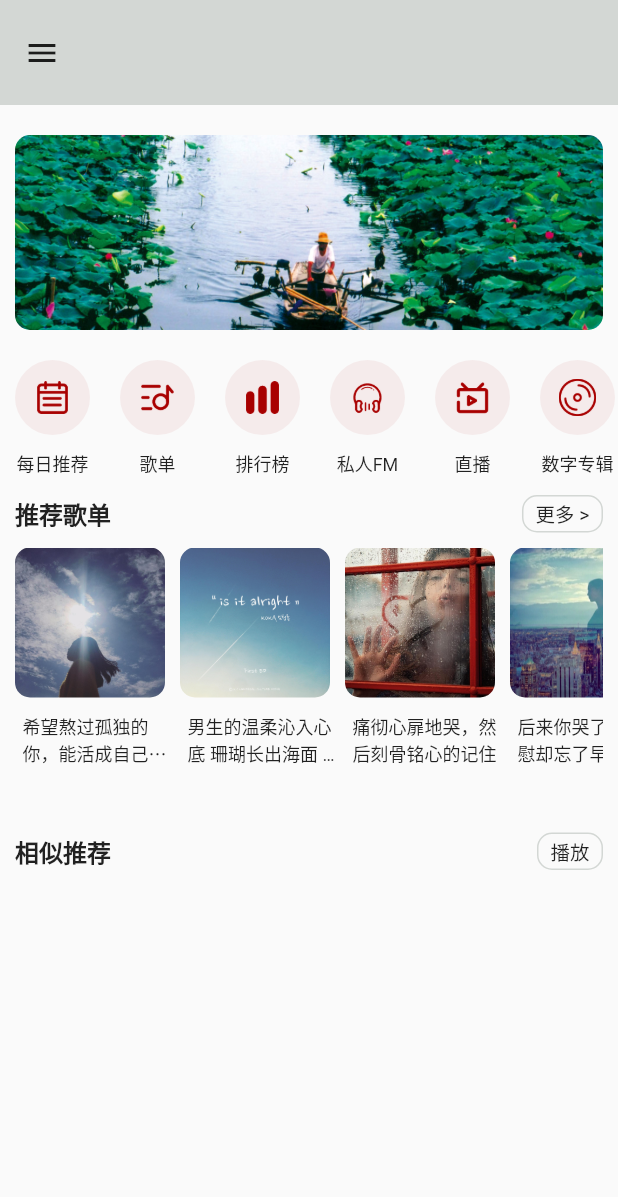
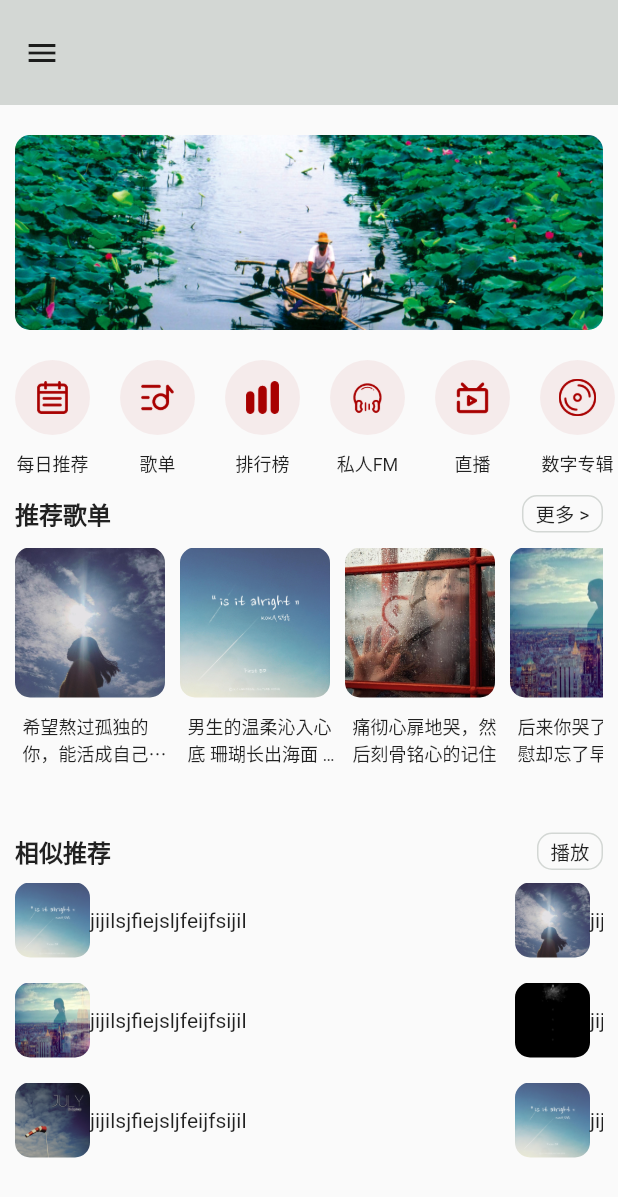
Before and after one commit to micki-zhou/black_bear, a Flutter app: the ExplorePage screen opened directly, on a phone screen of 412 x 824 dp. Shown: the top 1197 px of the screen. Run offline on Flutter 3.47's test engine with Material 2 defaults, Android fonts, the phone set to English and light mode, and no system bars; our stand-ins replace event_bus, shared_preferences, simple_animations; accounts and stored records are empty.

Commit message:
update gridview

```diff
--- a/lib/ui/home/explore.dart
+++ b/lib/ui/home/explore.dart
@@ -18,6 +18,7 @@ class _ExplorePageState extends State<ExplorePage> {
   BannerData bannerData;
   DailyRecommendData dailyRecommendData;
   RecommendSongSheetData recommendSongSheetData;
+  SimilarRecommendData similarRecommendData;
 
   @override
   void initState() {
@@ -26,6 +27,7 @@ class _ExplorePageState extends State<ExplorePage> {
     bannerData = getBannerData();
     dailyRecommendData = getDailyRecommendData();
     recommendSongSheetData = getRecommendSongSheetdata();
+    similarRecommendData = getSimilarRecommendData();
 
     pageController = PageController(initialPage: 0);
     timer = Timer.periodic(const Duration(seconds: 3), (timer) {
@@ -48,7 +50,8 @@ class _ExplorePageState extends State<ExplorePage> {
   @override
   Widget build(BuildContext context) {
     return Scaffold(
-      body: Column(
+      body: SingleChildScrollView(
+        child: Column(
           mainAxisAlignment: MainAxisAlignment.start,
           crossAxisAlignment: CrossAxisAlignment.start,
           children: <Widget>[
@@ -58,6 +61,7 @@ class _ExplorePageState extends State<ExplorePage> {
             _recommendSongSheet(),
             _similarRecommend(),
           ],
+        ),
       ),
     );
   }
@@ -210,7 +214,7 @@ class _ExplorePageState extends State<ExplorePage> {
             child: ListView.builder(
               scrollDirection: Axis.horizontal,
               itemCount: recommendSongSheetData.data.length,
-              itemBuilder: (BuildContext context, int index) {
+              itemBuilder: (context, index) {
                 return _recommendSongSheetItem(index);
               },
             ),
@@ -224,8 +228,6 @@ class _ExplorePageState extends State<ExplorePage> {
   Widget _recommendSongSheetItem(int index) {
     return GestureDetector(
       child: Column(children: [
-        Stack(
-          children: [
             Container(
               height: 100,
               width: 100,
@@ -236,8 +238,6 @@ class _ExplorePageState extends State<ExplorePage> {
                     image: AssetImage(recommendSongSheetData.data[index].url),
                     fit: BoxFit.cover),
               ),
-            ),
-          ],
             ),
         Container(
           width: 100,
@@ -284,16 +284,47 @@ class _ExplorePageState extends State<ExplorePage> {
               ),
             ],
           ),
-          // Container(
-          //   height: 400,
-          //   child: GridView.builder(gridDelegate: null, itemBuilder: null),
-          // ),
+          Container(
+            height: 200,
+            child: GridView.builder(
+                gridDelegate: SliverGridDelegateWithFixedCrossAxisCount(
+                  crossAxisCount: 3,
+                  childAspectRatio: 0.2),
+                scrollDirection: Axis.horizontal,
+                itemCount: similarRecommendData.data.length,
+                itemBuilder: (context, index) {
+                  return simalarRecommentItem(index);
+                }),
+          ),
         ],
       ),
     );
   }
 
-  // 临时数据组装 ----
+  // 相似推荐列表item
+  Widget simalarRecommentItem(int index) {
+    return GestureDetector(
+      child: Row(
+          // mainAxisAlignment: MainAxisAlignment.start,
+          children: [
+            Container(
+              height: 50,
+              width: 50,
+              // margin: EdgeInsets.only(top: 10, bottom: 10, right: 10),
+              decoration: BoxDecoration(
+                borderRadius: BorderRadius.circular(10),
+                image: DecorationImage(
+                    image: AssetImage(similarRecommendData.data[index].url),
+                    fit: BoxFit.cover),
+              ),
+            ),
+            Text('jijilsjfiejsljfeijfsijil')
+          ],
+        ),
+    );
+  }
+
+  // ---- 临时数据组装 ----
 
   // banner 数据
   BannerData getBannerData() {
@@ -325,14 +356,41 @@ class _ExplorePageState extends State<ExplorePage> {
         ImageTextData('希望熬过孤独的你，能活成自己喜欢的模样', 'images/img_recommend01.jpeg'));
     result.add(
         ImageTextData('男生的温柔沁入心底 珊瑚长出海面 而你呢', 'images/img_recommend02.jpeg'));
-    result.add(ImageTextData('痛彻心扉地哭，然后刻骨铭心的记住', 'images/img_recommend03.jpeg'));
+    result
+        .add(ImageTextData('痛彻心扉地哭，然后刻骨铭心的记住', 'images/img_recommend03.jpeg'));
     result.add(
         ImageTextData('后来你哭了，想安慰却忘了早已经没有了那个人', 'images/img_recommend04.jpg'));
     result.add(ImageTextData('看小说听的歌曲（古风）', 'images/img_recommend05.jpg'));
     result.add(ImageTextData('夜夜助你入眠', 'images/img_recommend06.jpeg'));
     return RecommendSongSheetData(result);
   }
+
+  // 相似推荐数据
+  SimilarRecommendData getSimilarRecommendData() {
+    List<SimilarData> result = List();
+    result.add(SimilarData('images/img_recommend02.jpeg', '夜曲', '-周杰伦', null));
+    result.add(SimilarData(
+        'images/img_recommend04.jpg', '只为你着迷', '-李秉成', '承蒙你的出现 让我学会了坚强'));
+    result.add(
+        SimilarData('images/img_recommend05.jpg', '我应该去爱你', '-李韩宇Yuzi', null));
+    result.add(
+        SimilarData('images/img_recommend01.jpeg', '不要忘记我爱你', '-张碧晨', null));
+    result.add(SimilarData('images/img_recommend06.jpeg', 'You Are Beautiful',
+        '-刘沁', '爱到了极致 你就是我的命'));
+    result.add(SimilarData(
+        'images/img_recommend02.jpeg', '路过爱情', '-梁又琳', '那年遇见你 便是倾心'));
+    result.add(SimilarData(
+        'images/img_recommend04.jpg', '追梦赤子心', '-Gala乐队', '命运掌握在自己手里'));
+    result.add(SimilarData(
+        'images/img_recommend02.jpeg', '慢慢喜欢你', '-莫文蔚', '怕你不够勇气 才说岁月蹉跎'));
+    result.add(SimilarData('images/img_recommend03.jpeg', '傻女', '-容祖儿', null));
+    result.add(
+        SimilarData('images/img_recommend05.jpg', '大哥', '-卫兰', '我要爱情不需要登对'));
+    return SimilarRecommendData(result);
   }
+}
+
+// 相似推荐数据
 
 // banner
 class BannerData {
@@ -354,6 +412,12 @@ class RecommendSongSheetData {
   RecommendSongSheetData(this.data);
 }
 
+// similar recommend
+class SimilarRecommendData {
+  List<SimilarData> data;
+  SimilarRecommendData(this.data);
+}
+
 // image text
 class ImageTextData {
   String name;
@@ -361,4 +425,13 @@ class ImageTextData {
   ImageTextData(this.name, this.url);
 }
 
-// 临时数据组装 ----
+// similar data
+class SimilarData {
+  String url;
+  String name;
+  String author;
+  String shortWord;
+  SimilarData(this.url, this.name, this.author, this.shortWord);
+}
+
+// ---- 临时数据组装 ----
```
Lines whose indentation alone changed are shown as unchanged.
